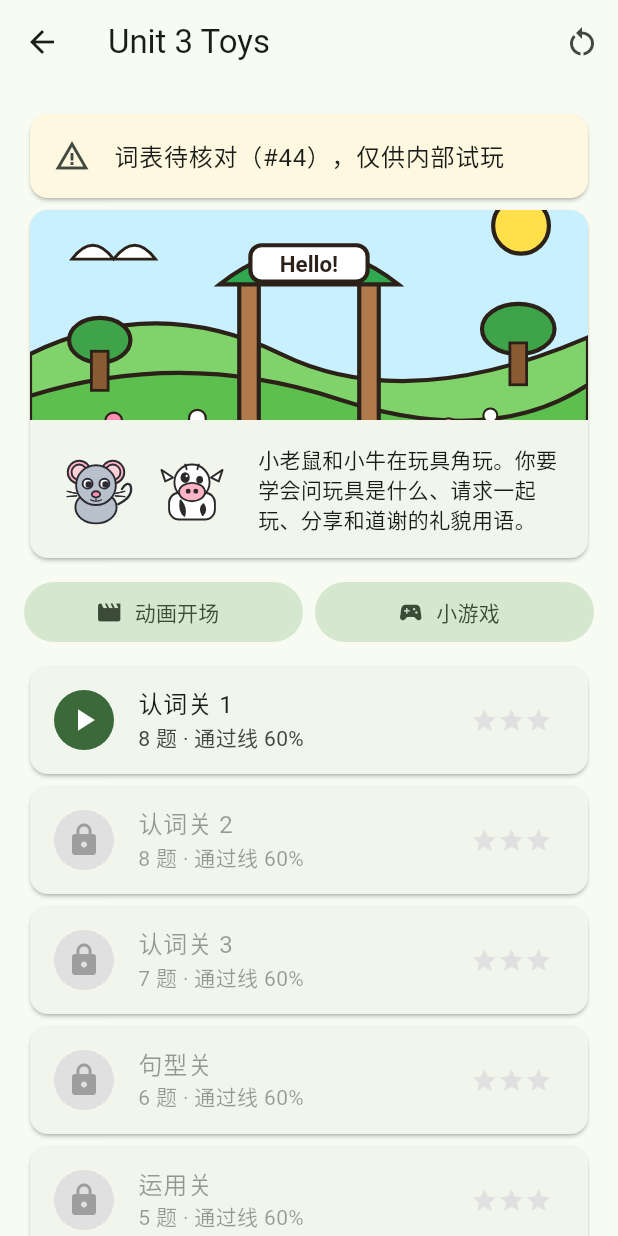
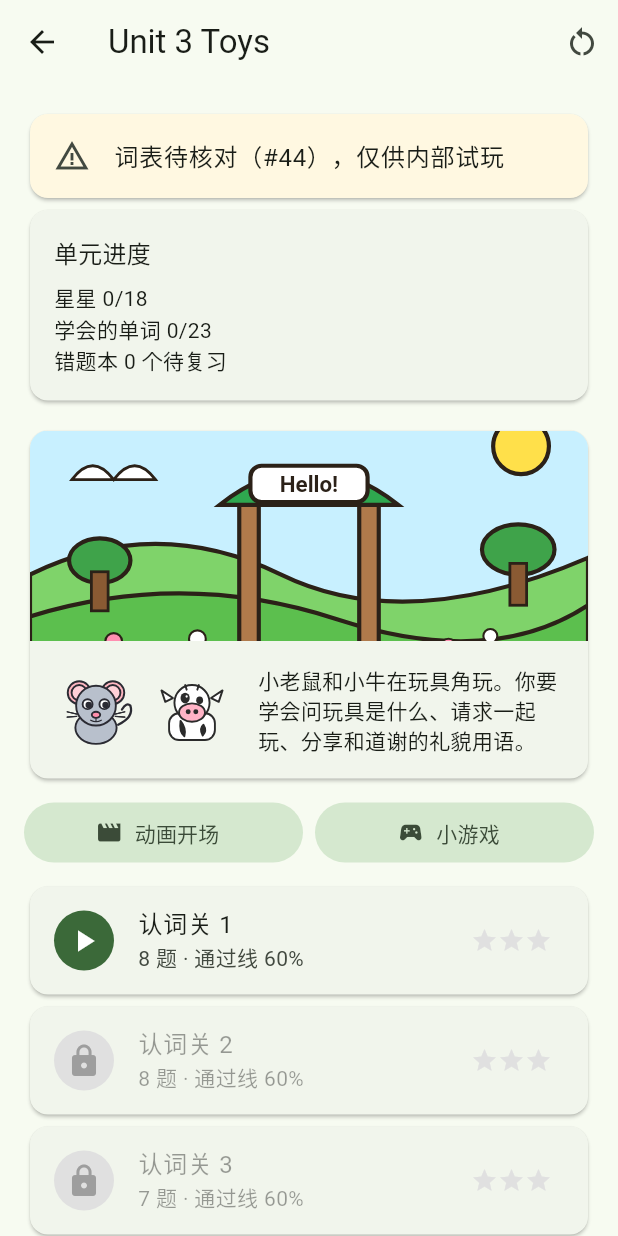
Before and after one commit to jidoraku-admin/lelexue, a Flutter app: the screen it shows after launch, after a tap on an icon or button, on a phone screen of 412 x 824 dp. Run offline on Flutter 3.47's test engine with Material 3 defaults, Android fonts, the phone set to English and light mode, and no system bars; our stand-ins replace audioplayers, flutter_svg, material_ui, shared_preferences.

Commit message:
feat(english): 单元 1 通关总结 (#67)
* test(english): 单元 2、3 的游戏页面复用同一套代码，数据正确加载

Co-Authored-By: Claude Haiku 5.5 <noreply@anthropic.com>
Claude-Session: https://claude.ai/code/session_01Wmu5W1SJro7AqZWYqaDHE8

* feat(english): 单元 1 通关总结（星星、学会的词、错题本，Boss 通过即通关）

Co-Authored-By: Claude Haiku 5.5 <noreply@anthropic.com>
Claude-Session: https://claude.ai/code/session_01Wmu5W1SJro7AqZWYqaDHE8

---------

Co-authored-by: Claude <noreply@anthropic.com>

```diff
--- /dev/null
+++ b/apps/english/lib/domain/unit_summary.dart
@@ -0,0 +1,48 @@
+import 'progress.dart';
+import 'unit.dart';
+
+/// 单元总结（纯领域规则）：星星、学会的词、错题本剩余，以及单元是否通关。
+/// 通关 = 单元 Boss 通过。
+class UnitSummary {
+  const UnitSummary({
+    required this.starsEarned,
+    required this.starsTotal,
+    required this.wordsLearned,
+    required this.wordsTotal,
+    required this.missedLeft,
+    required this.complete,
+  });
+
+  final int starsEarned;
+  final int starsTotal;
+  final int wordsLearned;
+  final int wordsTotal;
+  final int missedLeft;
+  final bool complete;
+
+  factory UnitSummary.of(Unit unit, Progress progress) {
+    var earned = 0;
+    for (final level in unit.levels) {
+      earned += progress.stars[level.id] ?? 0;
+    }
+    var learned = 0;
+    var total = 0;
+    for (final level in unit.levels.where((l) => l.stage == Stage.word)) {
+      total += level.questions.length;
+      if (progress.isPassed(level.id)) {
+        learned += level.questions.length;
+      }
+    }
+    final complete = unit.levels
+        .where((l) => l.isBoss)
+        .any((l) => progress.isPassed(l.id));
+    return UnitSummary(
+      starsEarned: earned,
+      starsTotal: unit.levels.length * 3,
+      wordsLearned: learned,
+      wordsTotal: total,
+      missedLeft: progress.missed.length,
+      complete: complete,
+    );
+  }
+}
--- a/apps/english/lib/ui/level_page.dart
+++ b/apps/english/lib/ui/level_page.dart
@@ -237,6 +237,10 @@ class _LevelPageState extends State<LevelPage> {
             Text(
               '首次作答正确率 ${run.percent}%（通过线 ${(widget.level.passRate * 100).round()}%）',
             ),
+            if (passed && isBoss) ...[
+              const SizedBox(height: 12),
+              const Text('单元 Boss 通过！回到地图查看单元总结。', textAlign: TextAlign.center),
+            ],
             if (!passed && isBoss) ...[
               const SizedBox(height: 12),
               Text(
--- a/apps/english/lib/ui/unit_map_page.dart
+++ b/apps/english/lib/ui/unit_map_page.dart
@@ -3,6 +3,7 @@ import 'package:material_ui/material_ui.dart';
 
 import '../domain/progress.dart';
 import '../domain/unit.dart';
+import '../domain/unit_summary.dart';
 import '../data/unit_repository.dart';
 import '../data/progress_store.dart';
 import 'level_page.dart';
@@ -94,6 +95,8 @@ class _UnitMapPageState extends State<UnitMapPage> {
                     title: Text('词表待核对（#44），仅供内部试玩'),
                   ),
                 ),
+              _SummaryCard(summary: UnitSummary.of(unit, progress)),
+              const SizedBox(height: 12),
               Card(
                 clipBehavior: Clip.antiAlias,
                 child: Column(
@@ -229,3 +232,34 @@ class _LevelTile extends StatelessWidget {
     );
   }
 }
+
+/// 单元总结卡片：星星、学会的词、错题本，通关后显示祝贺。
+class _SummaryCard extends StatelessWidget {
+  const _SummaryCard({required this.summary});
+
+  final UnitSummary summary;
+
+  @override
+  Widget build(BuildContext context) {
+    final theme = Theme.of(context);
+    return Card(
+      color: summary.complete ? Colors.green.shade50 : null,
+      child: Padding(
+        padding: const EdgeInsets.all(16),
+        child: Column(
+          crossAxisAlignment: CrossAxisAlignment.start,
+          children: [
+            Text(
+              summary.complete ? '单元通关！' : '单元进度',
+              style: theme.textTheme.titleMedium,
+            ),
+            const SizedBox(height: 8),
+            Text('星星 ${summary.starsEarned}/${summary.starsTotal}'),
+            Text('学会的单词 ${summary.wordsLearned}/${summary.wordsTotal}'),
+            Text('错题本 ${summary.missedLeft} 个待复习'),
+          ],
+        ),
+      ),
+    );
+  }
+}
```
Also changed, not shown: 2 other files.
